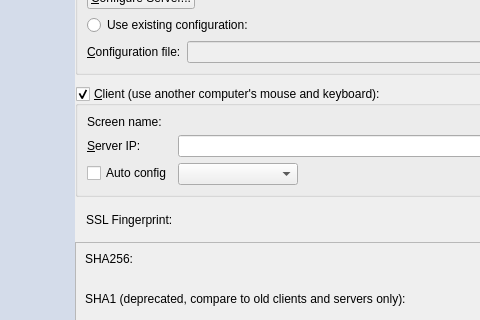
Before: the Qt Designer form src/gui/src/MainWindowBase.ui in SergeyGadzhilov/SKVM, drawn with Qt 5; both pictures show x 0 to 480 and y 98 to 418 of the 817 by 625 pixel window.
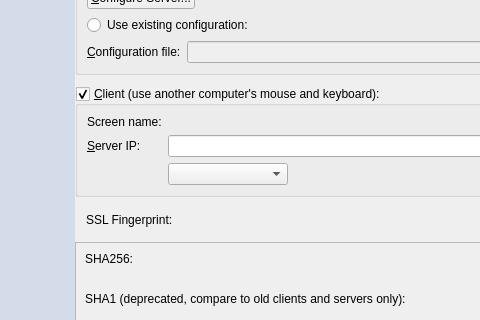
After: the same form once the commit is applied. Custom widgets are drawn as their Qt base class.

Commit message: Remove m_pCheckBoxAutoConfig

What changed in the file:
```diff
--- a/src/gui/src/MainWindowBase.ui
+++ b/src/gui/src/MainWindowBase.ui
@@ -246,13 +246,6 @@
          <item row="2" column="1">
           <widget class="QLineEdit" name="m_pLineEditHostname"/>
          </item>
-         <item row="3" column="0">
-          <widget class="QCheckBox" name="m_pCheckBoxAutoConfig">
-           <property name="text">
-            <string>Auto config</string>
-           </property>
-          </widget>
-         </item>
          <item row="3" column="1">
           <widget class="QComboBox" name="m_pComboServerList">
            <property name="sizePolicy">
```
The commit also changes 2 other files.
